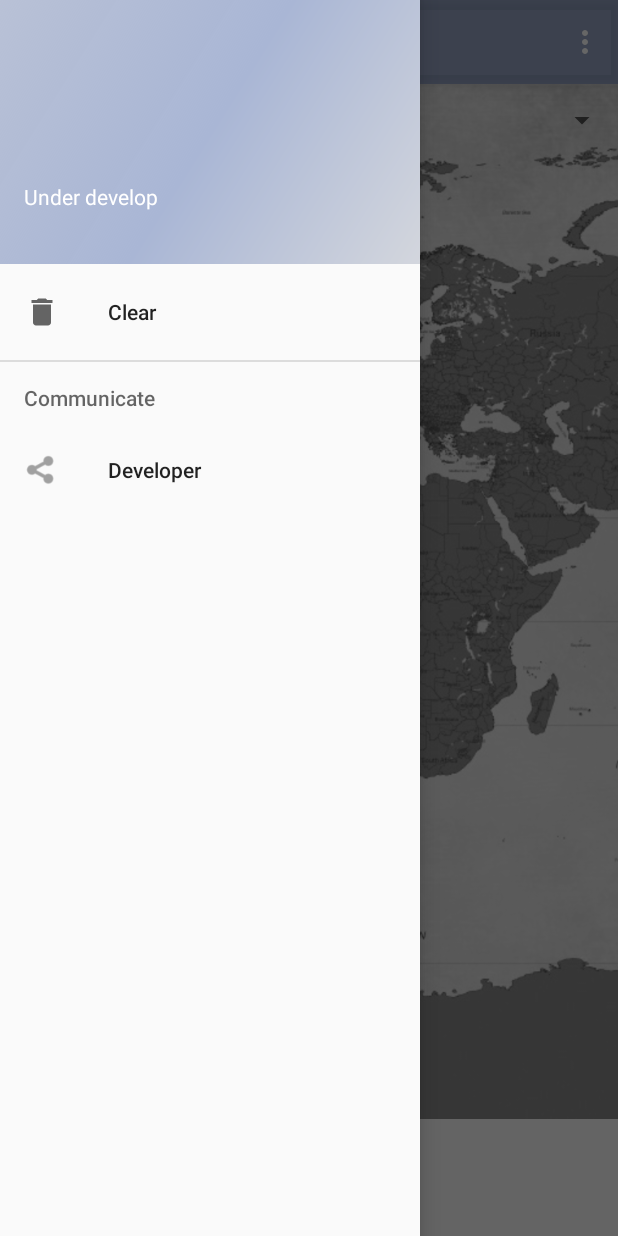
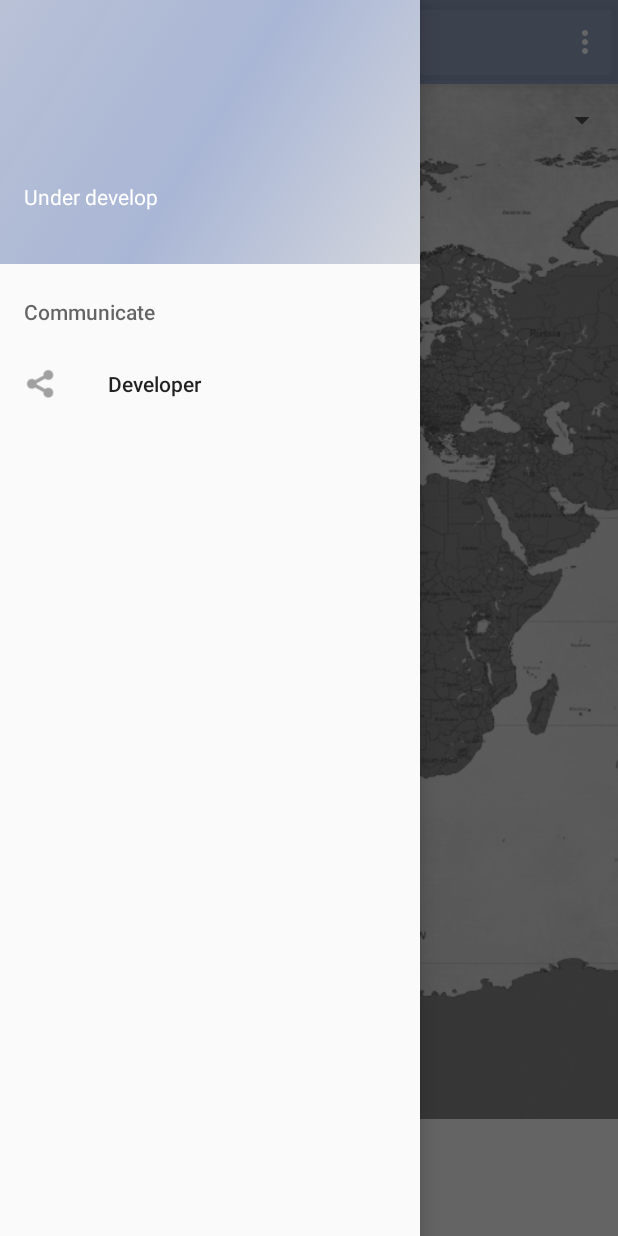
Before and after one commit to Yevstaf/CHeckTheSun, an Android app: the InfoCardsActivity screen opened directly, with no data from a screen before it, with the side drawer open, on a phone screen of 412 x 824 dp. Run offline under Robolectric (Android 15) with nearby library versions, the phone set to English and light mode, and no system bars.

Commit message:
minor fixes

```diff
--- a/app/src/main/res/layout/list_item_info_card.xml
+++ b/app/src/main/res/layout/list_item_info_card.xml
@@ -132,6 +132,7 @@
                     android:orientation="horizontal">
 
                     <ImageView
+                        android:visibility="invisible"
                         android:id="@+id/imageView5"
                         android:layout_width="wrap_content"
                         android:layout_height="wrap_content"
--- a/app/src/main/res/menu/activity_sidebar_info_cards_drawer.xml
+++ b/app/src/main/res/menu/activity_sidebar_info_cards_drawer.xml
@@ -5,10 +5,6 @@
 
     <group android:checkableBehavior="single">
 
-        <item
-            android:id="@+id/nav_delete"
-            android:icon="@drawable/ic_trash"
-            android:title="Clear" />
     </group>
 
     <item android:title="Communicate">
```
Also changed, not shown: app/src/main/java/com/example/yevstaf/checkthesun/interface_click_listeners/OnInfoCardsNavMenuClickListener.java (+5 -4 lines).
